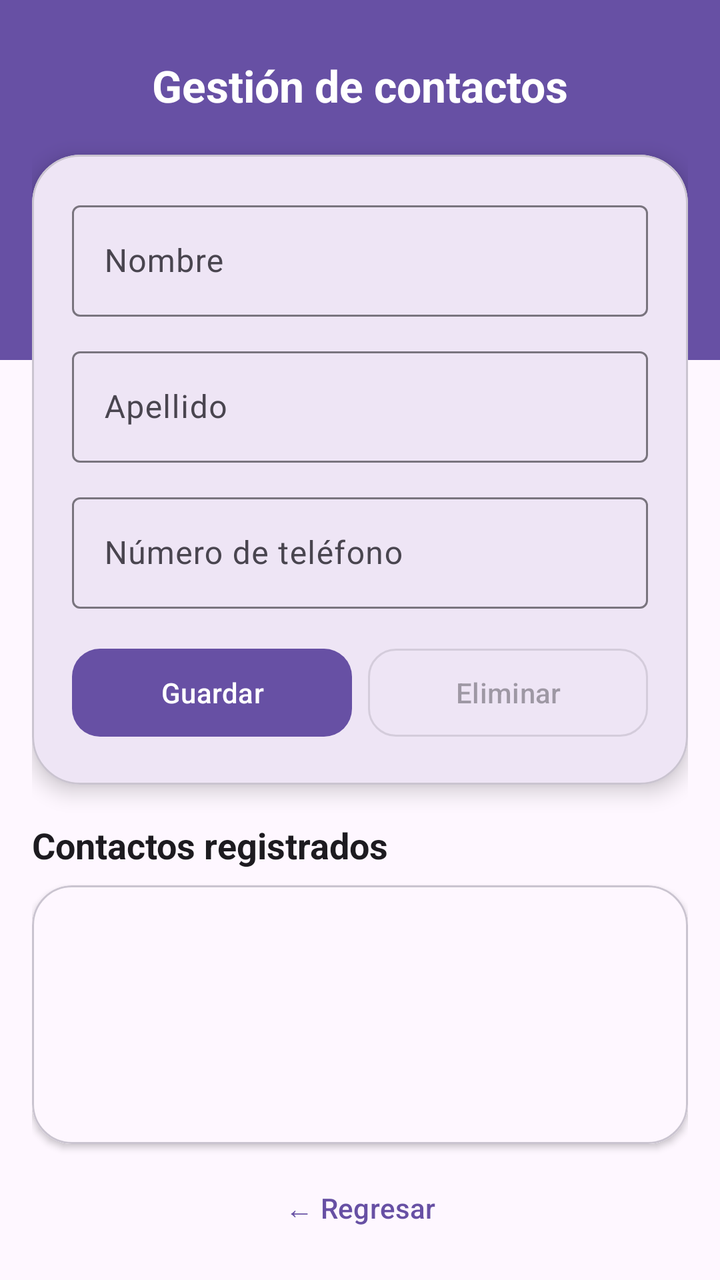
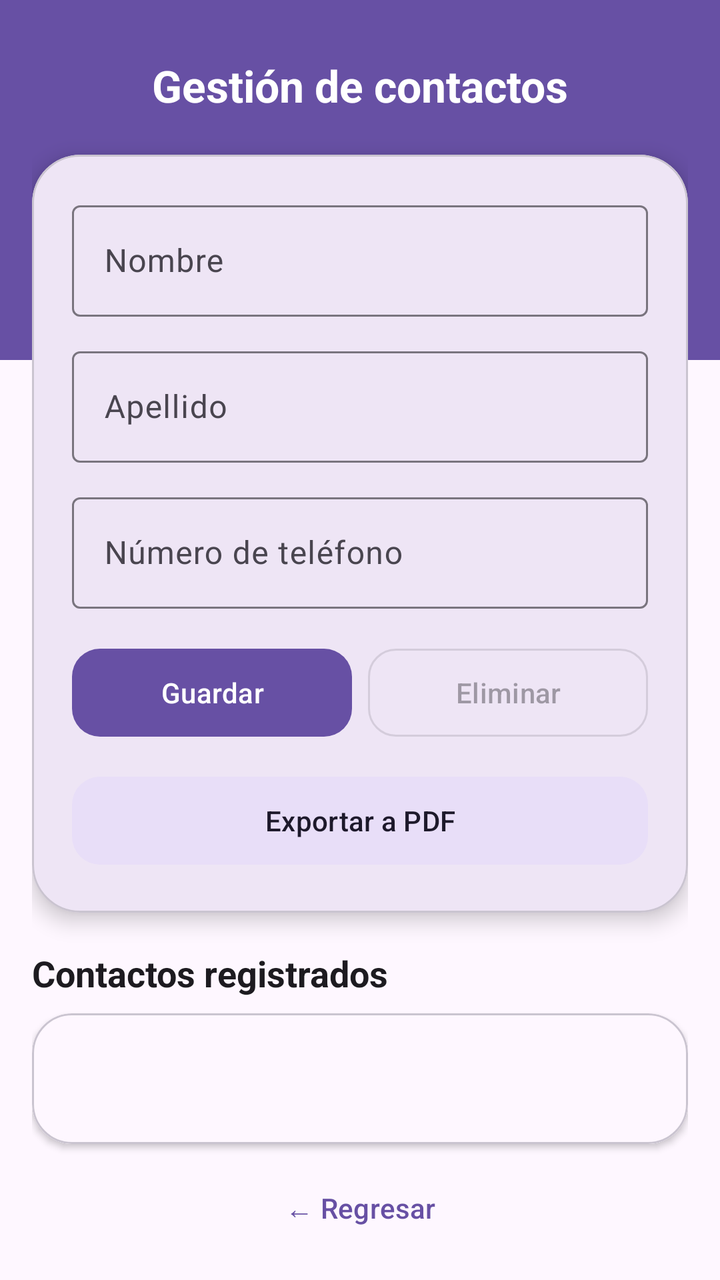

An Android layout rendered at two revisions. The XML below is the earlier revision; the diff shows what the commit changed to produce the second picture.
<!-- AndroidManifest.xml: application theme Theme.Certificacion -->
<!-- res/layout/datos_firebase.xml -->
<?xml version="1.0" encoding="utf-8"?>
<androidx.constraintlayout.widget.ConstraintLayout
    xmlns:android="http://schemas.android.com/apk/res/android"
    xmlns:app="http://schemas.android.com/apk/res-auto"
    android:layout_width="match_parent"
    android:layout_height="match_parent"
    android:background="?attr/colorSurface">

    <View
        android:id="@+id/viewHeader"
        android:layout_width="0dp"
        android:layout_height="180dp"
        android:background="?attr/colorPrimary"
        app:layout_constraintTop_toTopOf="parent"
        app:layout_constraintStart_toStartOf="parent"
        app:layout_constraintEnd_toEndOf="parent" />

    <LinearLayout
        android:layout_width="0dp"
        android:layout_height="0dp"
        android:orientation="vertical"
        android:padding="16dp"
        app:layout_constraintTop_toTopOf="parent"
        app:layout_constraintBottom_toBottomOf="parent"
        app:layout_constraintStart_toStartOf="parent"
        app:layout_constraintEnd_toEndOf="parent">

        <TextView
            android:layout_width="match_parent"
            android:layout_height="wrap_content"
            android:text="Gestión de contactos"
            android:textSize="22sp"
            android:textStyle="bold"
            android:textColor="?attr/colorOnPrimary"
            android:gravity="center"
            android:layout_marginTop="12dp"
            android:layout_marginBottom="20dp" />

        <com.google.android.material.card.MaterialCardView
            android:layout_width="match_parent"
            android:layout_height="wrap_content"
            app:cardCornerRadius="24dp"
            app:cardElevation="6dp">

            <LinearLayout
                android:layout_width="match_parent"
                android:layout_height="wrap_content"
                android:orientation="vertical"
                android:padding="20dp">

                <com.google.android.material.textfield.TextInputLayout
                    android:id="@+id/tilNombre"
                    android:layout_width="match_parent"
                    android:layout_height="wrap_content"
                    android:layout_marginBottom="12dp"
                    style="@style/Widget.Material3.TextInputLayout.OutlinedBox">

                    <com.google.android.material.textfield.TextInputEditText
                        android:id="@+id/editTextItemName"
                        android:layout_width="match_parent"
                        android:layout_height="wrap_content"
                        android:hint="Nombre" />
                </com.google.android.material.textfield.TextInputLayout>

                <com.google.android.material.textfield.TextInputLayout
                    android:id="@+id/tilApellido"
                    android:layout_width="match_parent"
                    android:layout_height="wrap_content"
                    android:layout_marginBottom="12dp"
                    style="@style/Widget.Material3.TextInputLayout.OutlinedBox">

                    <com.google.android.material.textfield.TextInputEditText
                        android:id="@+id/editTextDescription"
                        android:layout_width="match_parent"
                        android:layout_height="wrap_content"
                        android:hint="Apellido" />
                </com.google.android.material.textfield.TextInputLayout>

                <com.google.android.material.textfield.TextInputLayout
                    android:id="@+id/tilTelefono"
                    android:layout_width="match_parent"
                    android:layout_height="wrap_content"
                    android:layout_marginBottom="16dp"
                    style="@style/Widget.Material3.TextInputLayout.OutlinedBox">

                    <com.google.android.material.textfield.TextInputEditText
                        android:id="@+id/editTextQuantity"
                        android:layout_width="match_parent"
                        android:layout_height="wrap_content"
                        android:hint="Número de teléfono"
                        android:inputType="phone" />
                </com.google.android.material.textfield.TextInputLayout>

                <LinearLayout
                    android:layout_width="match_parent"
                    android:layout_height="wrap_content"
                    android:orientation="horizontal"
                    android:weightSum="2">

                    <com.google.android.material.button.MaterialButton
                        android:id="@+id/btnSave"
                        android:layout_width="0dp"
                        android:layout_height="52dp"
                        android:layout_weight="1"
                        android:layout_marginEnd="8dp"
                        android:text="Guardar"
                        app:cornerRadius="14dp"
                        style="@style/Widget.Material3.Button" />

                    <com.google.android.material.button.MaterialButton
                        android:id="@+id/btnEliminar"
                        android:layout_width="0dp"
                        android:layout_height="52dp"
                        android:layout_weight="1"
                        android:text="Eliminar"
                        android:enabled="false"
                        app:cornerRadius="14dp"
                        style="@style/Widget.Material3.Button.OutlinedButton" />
                </LinearLayout>
            </LinearLayout>
        </com.google.android.material.card.MaterialCardView>

        <TextView
            android:layout_width="match_parent"
            android:layout_height="wrap_content"
            android:text="Contactos registrados"
            android:textSize="18sp"
            android:textStyle="bold"
            android:textColor="?attr/colorOnSurface"
            android:layout_marginTop="18dp"
            android:layout_marginBottom="8dp" />

        <com.google.android.material.card.MaterialCardView
            android:layout_width="match_parent"
            android:layout_height="0dp"
            android:layout_weight="1"
            app:cardCornerRadius="20dp"
            app:cardElevation="2dp"
            app:strokeColor="?attr/colorOutlineVariant"
            app:strokeWidth="1dp">

            <FrameLayout
                android:layout_width="match_parent"
                android:layout_height="match_parent">

                <ListView
                    android:id="@+id/listaContactos"
                    android:layout_width="match_parent"
                    android:layout_height="match_parent"
                    android:divider="?attr/colorOutlineVariant"
                    android:dividerHeight="1dp"
                    android:padding="4dp"
                    android:background="?attr/colorSurface"/>

                <TextView
                    android:id="@+id/txtSinContactos"
                    android:layout_width="match_parent"
                    android:layout_height="match_parent"
                    android:text="Todavía no hay contactos registrados."
                    android:textColor="?attr/colorOnSurfaceVariant"
                    android:gravity="center"
                    android:visibility="gone" />
            </FrameLayout>
        </com.google.android.material.card.MaterialCardView>

        <com.google.android.material.button.MaterialButton
            android:id="@+id/btregresar5"
            android:layout_width="wrap_content"
            android:layout_height="40dp"
            android:layout_gravity="center"
            android:layout_marginTop="12dp"
            android:text="← Regresar"
            app:cornerRadius="20dp"
            style="@style/Widget.Material3.Button.TextButton" />
    </LinearLayout>
</androidx.constraintlayout.widget.ConstraintLayout>
<!-- resources referenced by this layout -->
<resources>
  <style name="Theme.Certificacion" parent="Base.Theme.Certificacion" />
  <style name="Base.Theme.Certificacion" parent="Theme.Material3.DayNight.NoActionBar">
          
          
      </style>
</resources>

<!-- the commit's change to res/layout/datos_firebase.xml (unified diff, before → after) -->
@@ -91,6 +91,7 @@
                         android:inputType="phone" />
                 </com.google.android.material.textfield.TextInputLayout>
 
+                
                 <LinearLayout
                     android:layout_width="match_parent"
                     android:layout_height="wrap_content"
@@ -117,6 +118,18 @@
                         app:cornerRadius="14dp"
                         style="@style/Widget.Material3.Button.OutlinedButton" />
                 </LinearLayout>
+
+                
+                <com.google.android.material.button.MaterialButton
+                    android:id="@+id/btnExportarPDF"
+                    android:layout_width="match_parent"
+                    android:layout_height="52dp"
+                    android:text="Exportar a PDF"
+                    android:layout_marginTop="12dp"
+
+                    app:cornerRadius="14dp"
+                    style="@style/Widget.Material3.Button.TonalButton" />
+
             </LinearLayout>
         </com.google.android.material.card.MaterialCardView>
 
